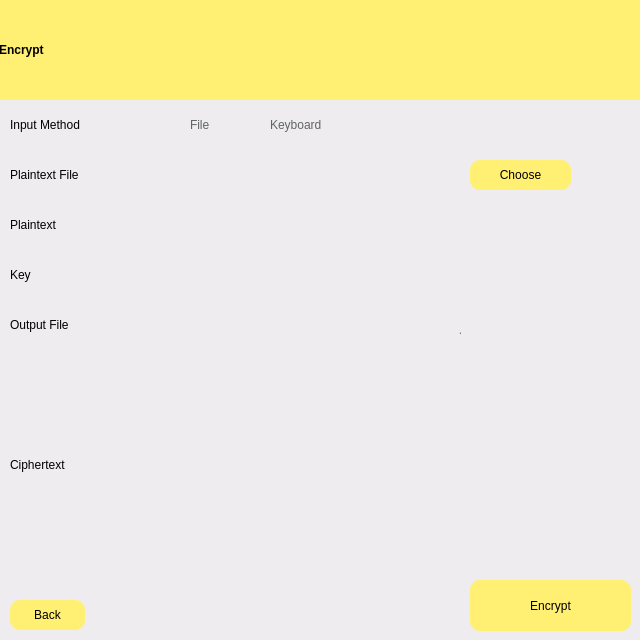
Above: UI/encrypt.ui from fruttz/tucil2-kriptokoding-18219086-18219008 before the change. Below: the same form after it.
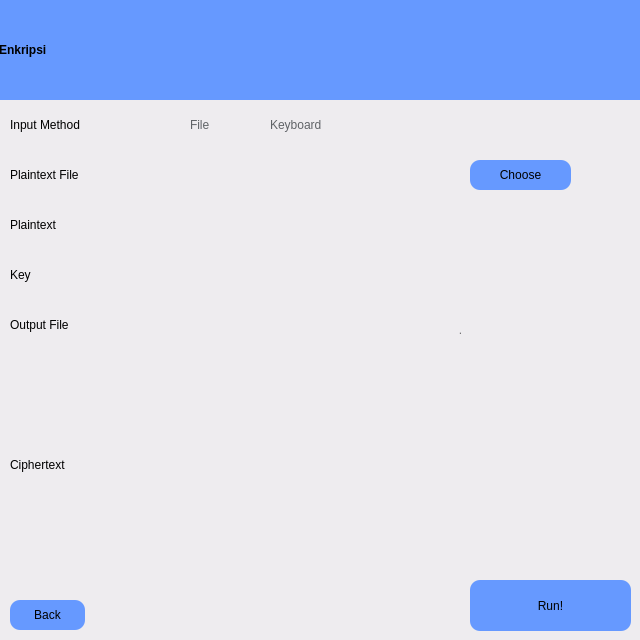
That is the form after the change.

What changed in the file:
```diff
--- a/UI/encrypt.ui
+++ b/UI/encrypt.ui
@@ -40,14 +40,14 @@
      </rect>
     </property>
     <property name="styleSheet">
-     <string notr="true">background-color: rgb(255, 239, 115);
+					<string notr="true">background-color: rgb(102, 153, 255);
 color: rgb(0, 0, 0);
 font: 75 40pt &quot;Product Sans&quot;;
 font-weight: bold;
 </string>
     </property>
     <property name="text">
-     <string>Encrypt</string>
+					<string>Enkripsi</string>
     </property>
     <property name="alignment">
      <set>Qt::AlignLeading|Qt::AlignLeft|Qt::AlignVCenter</set>
@@ -63,13 +63,13 @@
      </rect>
     </property>
     <property name="styleSheet">
-     <string notr="true">QPushButton#goButton {background-color: rgb(255, 239, 115);
+					<string notr="true">QPushButton#goButton {background-color: rgb(102, 153, 255);
 font: 500 17pt &quot;Product Sans&quot;;
 border-radius: 10px;}
 </string>
     </property>
     <property name="text">
-     <string>Encrypt</string>
+					<string>Run!</string>
     </property>
    </widget>
    <widget class="QRadioButton" name="inputButton_1">
@@ -187,7 +187,7 @@
     <property name="styleSheet">
      <string notr="true">font: 500 15pt &quot;Product Sans&quot;;
 border-radius: 10px;
-background-color: rgb(255, 239, 115);
+background-color: rgb(102, 153, 255);
 
 
 </string>
@@ -359,7 +359,7 @@
      </rect>
     </property>
     <property name="styleSheet">
-     <string notr="true">QPushButton#backButton {background-color: rgb(255, 239, 115);
+					<string notr="true">QPushButton#backButton {background-color: rgb(102, 153, 255);
 font: 500 12pt &quot;Product Sans&quot;;
 border-radius: 10px;}
 </string>
```
Lines whose indentation alone changed are shown as unchanged.
